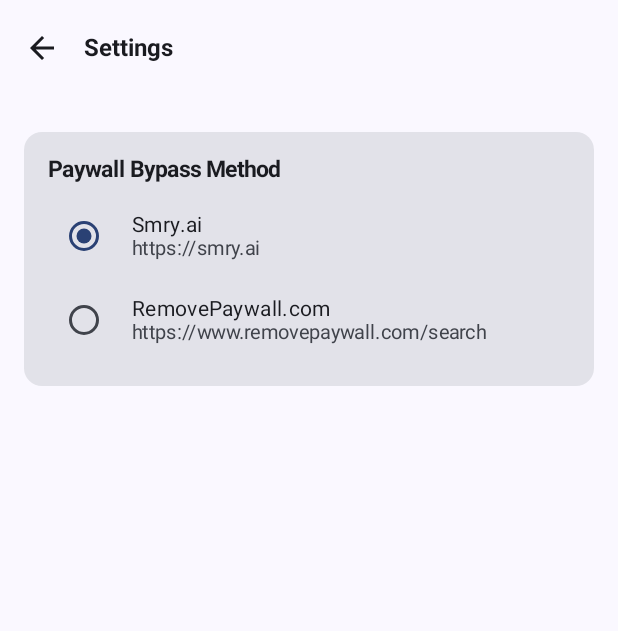
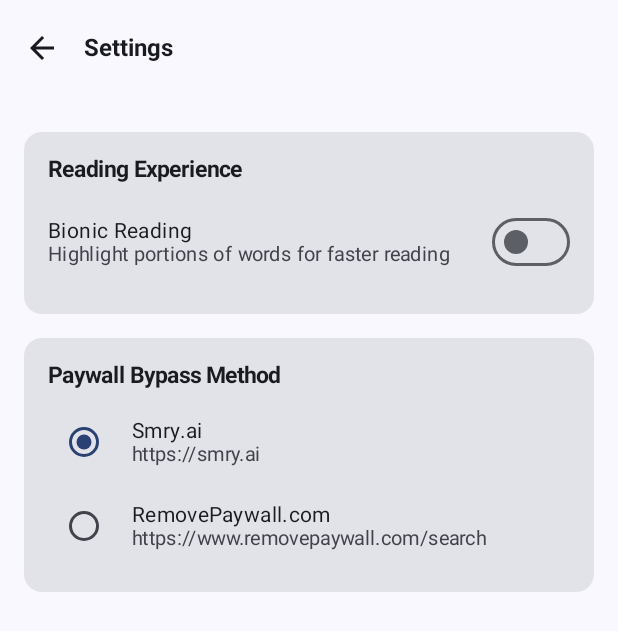
Before and after one commit to Hiosdra/hReader, an Android app built with Jetpack Compose: the SettingsScreen screen opened through its navigation route, on a phone screen of 412 x 824 dp. Shown: the top 631 px of the screen. Run offline under Robolectric (Android 15) with nearby library versions, the phone set to English and light mode, and no system bars; our stand-ins replace Room's generated code.

Commit message:
Add Bionic Reading feature with preferences, settings UI, and text processing
Co-authored-by: Hiosdra <22264762+Hiosdra@users.noreply.github.com>

```diff
--- a/app/src/main/java/com/hiosdra/hreader/data/preferences/PreferencesManager.kt
+++ b/app/src/main/java/com/hiosdra/hreader/data/preferences/PreferencesManager.kt
@@ -17,7 +17,18 @@ class PreferencesManager(context: Context) {
             .apply()
     }
 
+    fun getBionicReadingEnabled(): Boolean {
+        return sharedPreferences.getBoolean(KEY_BIONIC_READING_ENABLED, false)
+    }
+
+    fun setBionicReadingEnabled(enabled: Boolean) {
+        sharedPreferences.edit()
+            .putBoolean(KEY_BIONIC_READING_ENABLED, enabled)
+            .apply()
+    }
+
     companion object {
         private const val KEY_PAYWALL_BYPASS_METHOD = "paywall_bypass_method"
+        private const val KEY_BIONIC_READING_ENABLED = "bionic_reading_enabled"
     }
 }
--- a/app/src/main/java/com/hiosdra/hreader/ui/settings/SettingsScreen.kt
+++ b/app/src/main/java/com/hiosdra/hreader/ui/settings/SettingsScreen.kt
@@ -15,6 +15,7 @@ import androidx.compose.material3.IconButton
 import androidx.compose.material3.MaterialTheme
 import androidx.compose.material3.RadioButton
 import androidx.compose.material3.Scaffold
+import androidx.compose.material3.Switch
 import androidx.compose.material3.Text
 import androidx.compose.material3.TopAppBar
 import androidx.compose.runtime.Composable
@@ -53,6 +54,51 @@ fun SettingsScreen(
     ) { paddingValues ->
         Column(modifier = Modifier.padding(paddingValues).padding(16.dp)) {
             var selectedBypassMethod by remember { mutableStateOf(preferencesManager.getPaywallBypassMethod()) }
+            var bionicReadingEnabled by remember { mutableStateOf(preferencesManager.getBionicReadingEnabled()) }
+
+            Card(
+                modifier = Modifier.fillMaxWidth().padding(vertical = 8.dp)
+            ) {
+                Column(
+                    modifier = Modifier.padding(16.dp)
+                ) {
+                    Text(
+                        text = "Reading Experience",
+                        style = MaterialTheme.typography.titleMedium,
+                        modifier = Modifier.padding(bottom = 8.dp)
+                    )
+                    Row(
+                        modifier = Modifier
+                            .fillMaxWidth()
+                            .clickable {
+                                bionicReadingEnabled = !bionicReadingEnabled
+                                preferencesManager.setBionicReadingEnabled(bionicReadingEnabled)
+                            }
+                            .padding(vertical = 8.dp),
+                        verticalAlignment = Alignment.CenterVertically,
+                        horizontalArrangement = Arrangement.SpaceBetween
+                    ) {
+                        Column(modifier = Modifier.weight(1f)) {
+                            Text(
+                                text = "Bionic Reading",
+                                style = MaterialTheme.typography.bodyMedium
+                            )
+                            Text(
+                                text = "Highlight portions of words for faster reading",
+                                style = MaterialTheme.typography.bodySmall,
+                                color = MaterialTheme.colorScheme.onSurfaceVariant
+                            )
+                        }
+                        Switch(
+                            checked = bionicReadingEnabled,
+                            onCheckedChange = { enabled ->
+                                bionicReadingEnabled = enabled
+                                preferencesManager.setBionicReadingEnabled(enabled)
+                            }
+                        )
+                    }
+                }
+            }
 
             Card(
                 modifier = Modifier.fillMaxWidth().padding(vertical = 8.dp)
```
Also changed, not shown: app/src/main/java/com/hiosdra/hreader/ui/article/ArticleWebView.kt (+13 -2 lines), app/src/main/java/com/hiosdra/hreader/util/BionicReadingProcessor.kt (added, +75 -0 lines), 1 other file.
